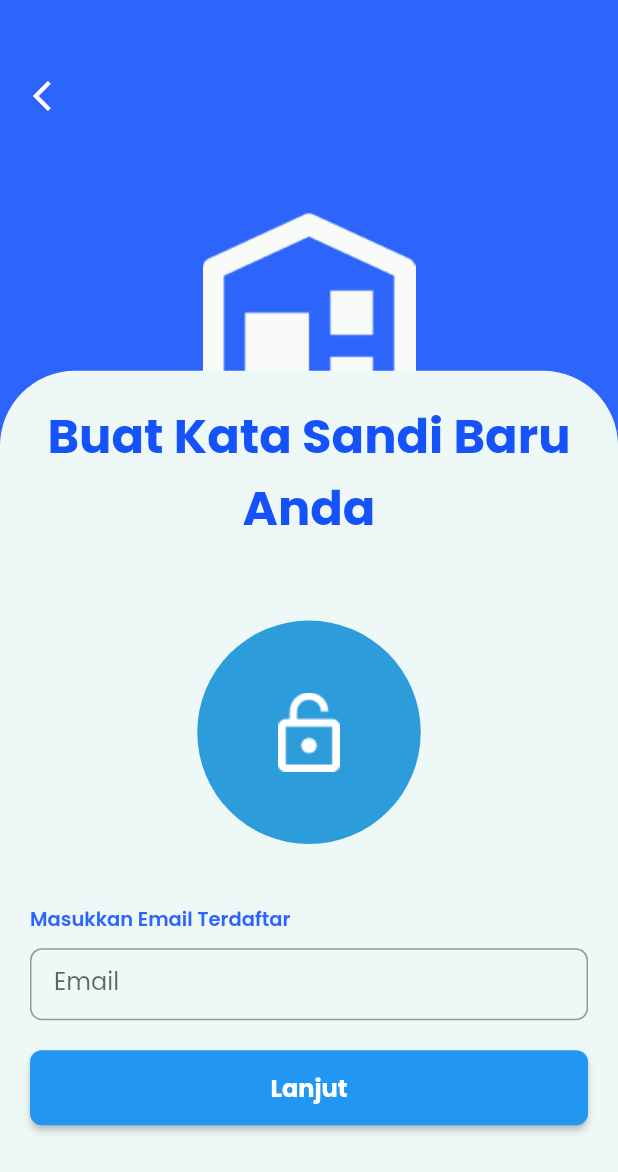
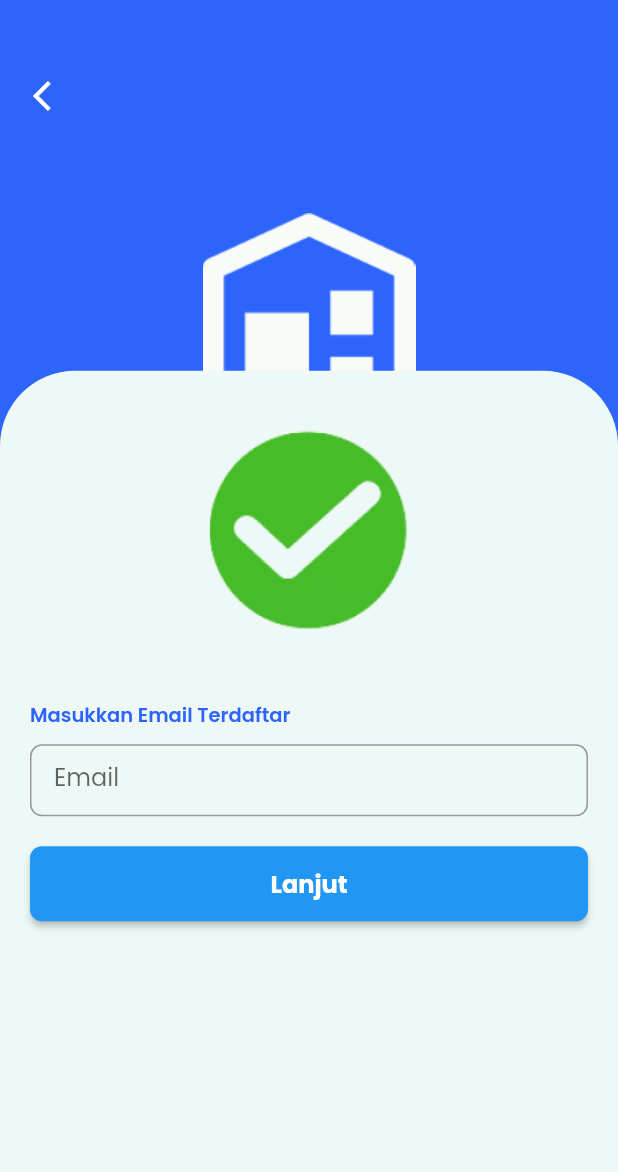
Before and after one commit to Project-Capstone-Group-16/Flutter_Kelompok-16, a Flutter app: the ForgotSuccess screen opened directly, on a phone screen of 412 x 824 dp. Shown: the top 1172 px of the screen. Run offline on Flutter 3.47's test engine with Material 2 defaults, Android fonts, the light colour scheme and no system bars; our stand-ins replace pinput.

Commit message:
add icon

```diff
--- a/capstone/lib/forgot_success.dart
+++ b/capstone/lib/forgot_success.dart
@@ -50,9 +50,6 @@ class _ForgotSuccessState extends State<ForgotSuccess> {
             ],
           ),
           Container(
-            height: height * 0.15,
-          ),
-          Container(
             margin: EdgeInsets.only(top: height * 0.30),
             height: height * 0.85,
             decoration: const BoxDecoration(
@@ -64,18 +61,6 @@ class _ForgotSuccessState extends State<ForgotSuccess> {
             ),
             child: ListView(
               children: [
-                Padding(
-                  padding: EdgeInsets.all(20.0),
-                  child: Text(
-                    'Buat Kata Sandi Baru Anda',
-                    style: TextStyle(
-                      fontSize: 32,
-                      color: ColorPath.textcolor1,
-                      fontWeight: FontWeight.bold,
-                    ),
-                    textAlign: TextAlign.center,
-                  ),
-                ),
                 Container(
                   alignment: Alignment.center,
                   padding: EdgeInsets.all(5.0),
@@ -85,13 +70,9 @@ class _ForgotSuccessState extends State<ForgotSuccess> {
                       Container(
                         width: 149,
                         height: 149,
-                        decoration: BoxDecoration(
-                          color: Color(0xFF2D9CDB),
-                          shape: BoxShape.circle,
-                        ),
                       ),
                       Image.asset(
-                        'assets/images/Lock.png',
+                        'assets/images/ceklis.png',
                         width: 200,
                         height: 200,
                       ),
--- a/capstone/lib/main.dart
+++ b/capstone/lib/main.dart
@@ -20,7 +20,7 @@ class MyApp extends StatelessWidget {
         primarySwatch: Colors.blue,
         fontFamily: 'Poppins',
       ),
-      home: ForgotPassword(),
+      home: ForgotSuccess(),
     );
   }
 }
```
Also changed, not shown: capstone/assets/images/ceklis.png (added).
